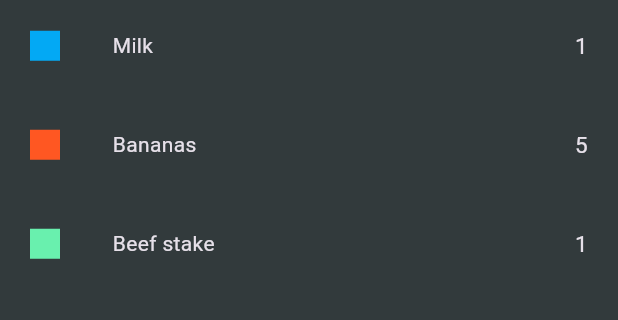
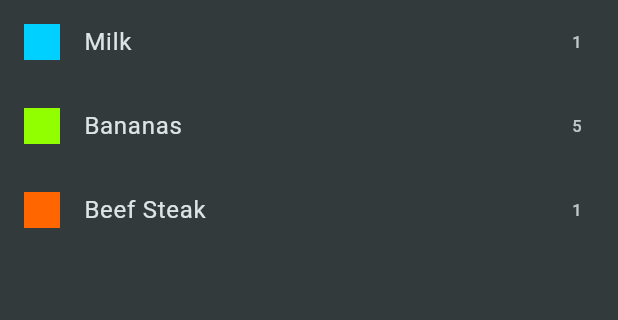
Before and after one commit to sweihmuller/shopping_list_app, a Flutter app: the screen it shows after launch, on a phone screen of 412 x 824 dp, the part 84-404 px from its top. Run offline on Flutter 3.47's test engine with Material 3 defaults, Android fonts, the phone set to English and light mode, and no system bars.

Commit message:
Using dummy data

```diff
--- a/lib/Screen/home_screen.dart
+++ b/lib/Screen/home_screen.dart
@@ -8,36 +8,7 @@ class HomeScreen extends StatelessWidget {
   Widget build(BuildContext context) {
     return Scaffold(
       appBar: AppBar(title: const Text('Your Groceries')),
-      body: Column(
-        children: [
-          Container(
-            padding: EdgeInsets.symmetric(vertical: 20, horizontal: 20),
-            child: ShoppingListItem(
-              name: "Milk",
-              quantity: 1,
-              color: Colors.lightBlue,
-            ),
-          ),
-          SizedBox(height: 5),
-          Container(
-            padding: EdgeInsets.symmetric(vertical: 20, horizontal: 20),
-            child: ShoppingListItem(
-              name: "Bananas",
-              quantity: 5,
-              color: Colors.deepOrange,
-            ),
-          ),
-          SizedBox(height: 5),
-          Container(
-            padding: EdgeInsets.symmetric(vertical: 20, horizontal: 20),
-            child: ShoppingListItem(
-              name: "Beef stake",
-              quantity: 1,
-              color: Colors.greenAccent,
-            ),
-          ),
-        ],
-      ),
+      body: ShoppingListItem(),
     );
   }
 }
--- a/lib/Widgets/shopping_list_item.dart
+++ b/lib/Widgets/shopping_list_item.dart
@@ -1,36 +1,22 @@
 import 'package:flutter/material.dart';
+import 'package:shopping_list_app/data/dummy_items.dart';
 
 class ShoppingListItem extends StatelessWidget {
-  const ShoppingListItem({
-    super.key,
-    required this.name,
-    required this.quantity,
-    required this.color,
-  });
-
-  final String name;
-  final int quantity;
-  final Color color;
+  const ShoppingListItem({super.key});
 
   @override
   Widget build(BuildContext context) {
-    return Row(
-      children: [
-        SizedBox(
-          width: 20.0,
-          height: 20.0,
-          child: DecoratedBox(decoration: BoxDecoration(color: color)),
+    return ListView.builder(
+      itemCount: groceryItems.length,
+      itemBuilder: (ctx, index) => ListTile(
+        title: Text(groceryItems[index].name),
+        leading: Container(
+          width: 24,
+          height: 24,
+          color: groceryItems[index].category.color,
         ),
-        const Padding(padding: EdgeInsets.only(right: 35)),
-        Expanded(child: Text(name, textAlign: TextAlign.justify)),
-        Expanded(
-          child: Text(
-            quantity.toString(),
-            textAlign: TextAlign.end,
-            style: const TextStyle(fontSize: 15),
-          ),
-        ),
-      ],
+        trailing: Text(groceryItems[index].quantity.toString()),
+      ),
     );
   }
 }
--- /dev/null
+++ b/lib/data/dummy_items.dart
@@ -0,0 +1,24 @@
+import 'package:shopping_list_app/models/grocery_item.dart';
+import 'package:shopping_list_app/data/categories.dart';
+import 'package:shopping_list_app/models/category.dart';
+
+final groceryItems = [
+  GroceryItem(
+    id: 'a',
+    name: 'Milk',
+    quantity: 1,
+    category: categories[Categories.dairy]!,
+  ),
+  GroceryItem(
+    id: 'b',
+    name: 'Bananas',
+    quantity: 5,
+    category: categories[Categories.fruit]!,
+  ),
+  GroceryItem(
+    id: 'c',
+    name: 'Beef Steak',
+    quantity: 1,
+    category: categories[Categories.meat]!,
+  ),
+];
```
Also changed, not shown: lib/data/categories.dart (added, +21 -0 lines), lib/models/category.dart (added, +21 -0 lines), lib/models/grocery_item.dart (added, +14 -0 lines).
